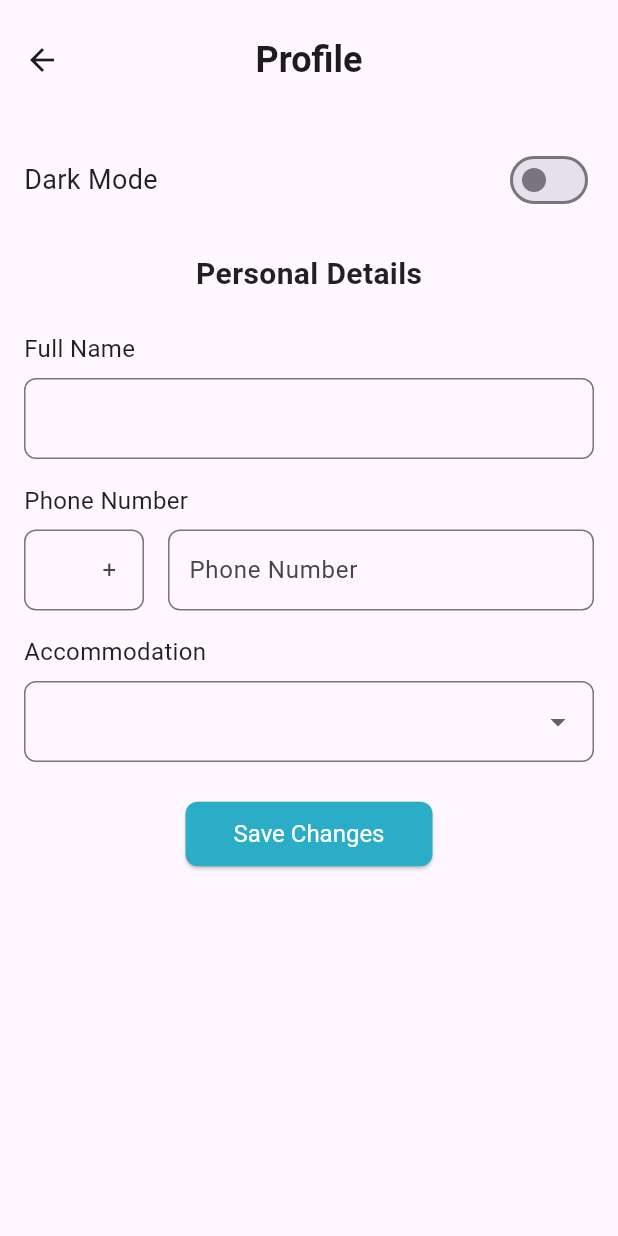
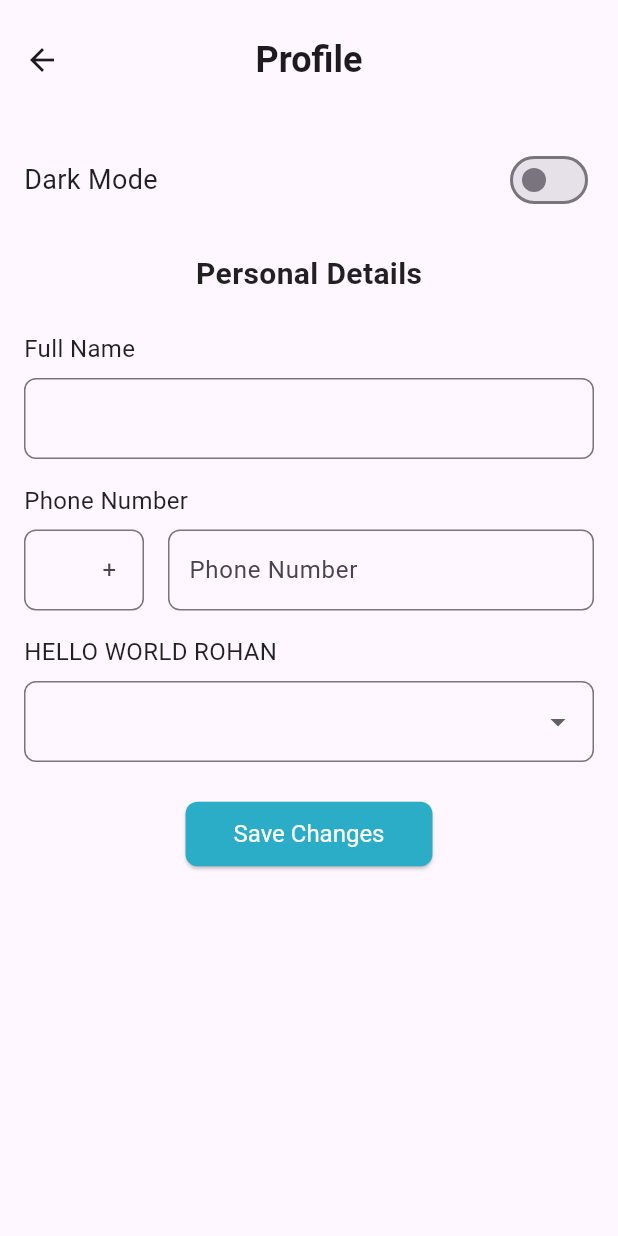
Before and after one commit to aaryanp2904/FoodFamily, a Flutter app: the ProfilePage screen opened by its route, on a phone screen of 412 x 824 dp. Run offline on Flutter 3.47's test engine with Material 3 defaults, Android fonts, the phone set to English and light mode, and no system bars; our stand-ins replace cloud_firestore, firebase_core, firebase_storage, flutter_image_compress, image_picker; accounts and stored records are empty.

Commit message:
Small change

```diff
--- a/lib/screens/profile_page.dart
+++ b/lib/screens/profile_page.dart
@@ -196,7 +196,7 @@ class _ProfilePageState extends State<ProfilePage> {
                 ],
               ),
               const SizedBox(height: 16),
-              const Text('Accommodation', style: TextStyle(fontSize: 16)),
+              const Text('HELLO WORLD ROHAN', style: TextStyle(fontSize: 16)),
               const SizedBox(height: 8),
               DropdownButtonFormField<String>(
                 decoration: InputDecoration(
```
